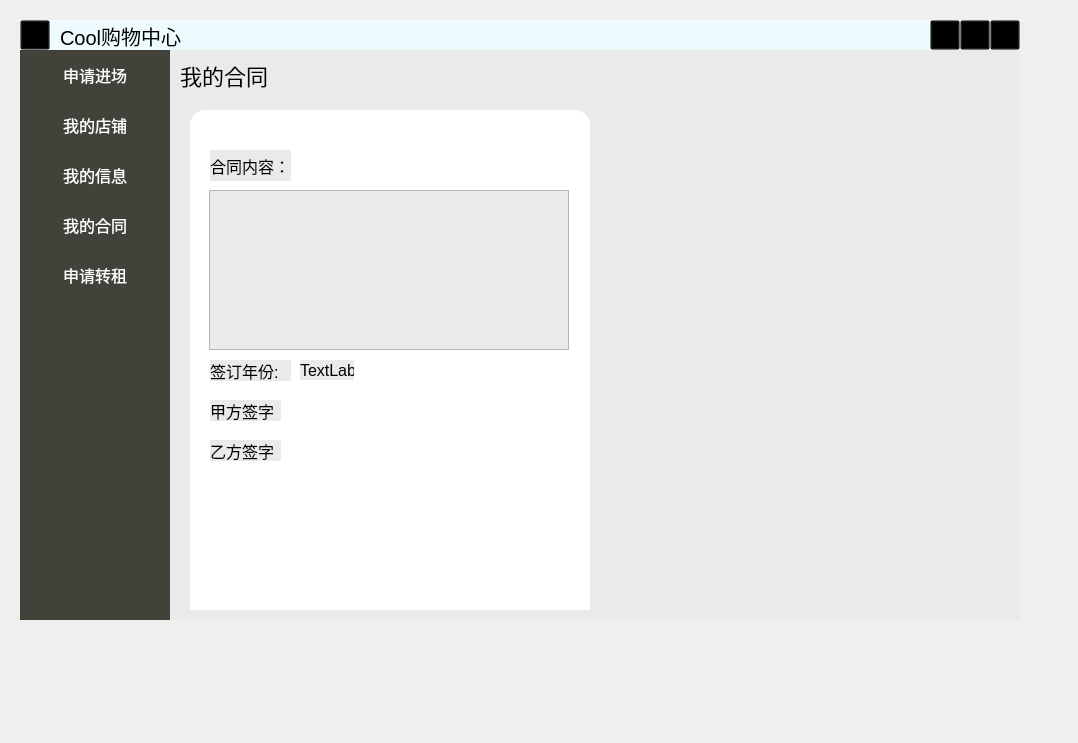
This is src/GUI/ProprietorWindow/UI/Ui_ProprietorWindow.ui in shulip/ShoppingMallSystem as Qt 5 draws it before an edit. The edited form follows.
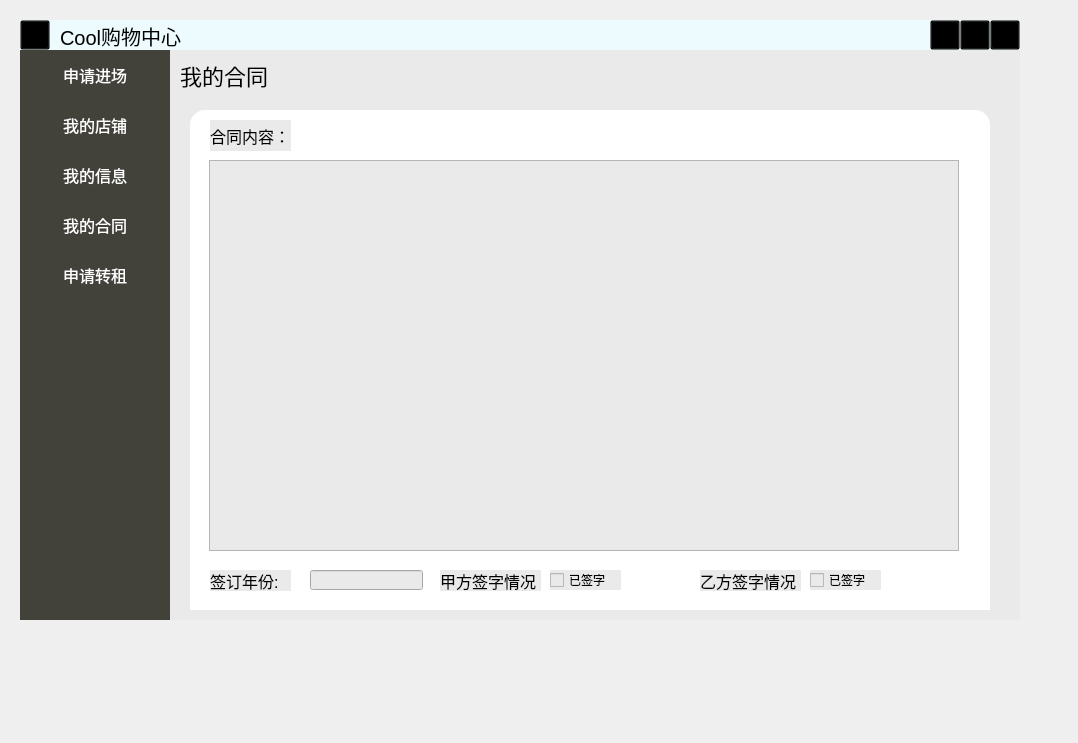
This is the edited form. The open tabs and pages were chosen to show the change. Icons and pictures are not drawn.

What changed in the file:
```diff
--- a/src/GUI/ProprietorWindow/UI/Ui_ProprietorWindow.ui
+++ b/src/GUI/ProprietorWindow/UI/Ui_ProprietorWindow.ui
@@ -1833,7 +1833,7 @@
        <rect>
         <x>20</x>
         <y>60</y>
-        <width>400</width>
+        <width>800</width>
         <height>500</height>
        </rect>
       </property>
@@ -1855,9 +1855,9 @@
        <property name="geometry">
         <rect>
          <x>19</x>
-         <y>80</y>
-         <width>360</width>
-         <height>160</height>
+         <y>50</y>
+         <width>750</width>
+         <height>391</height>
         </rect>
        </property>
        <property name="readOnly">
@@ -1868,7 +1868,7 @@
        <property name="geometry">
         <rect>
          <x>20</x>
-         <y>40</y>
+         <y>10</y>
          <width>81</width>
          <height>31</height>
         </rect>
@@ -1881,7 +1881,7 @@
        <property name="geometry">
         <rect>
          <x>20</x>
-         <y>250</y>
+         <y>460</y>
          <width>81</width>
          <height>21</height>
         </rect>
@@ -1890,43 +1890,75 @@
         <string>签订年份:</string>
        </property>
       </widget>
-      <widget class="QLabel" name="rentTime">
-       <property name="geometry">
-        <rect>
-         <x>110</x>
-         <y>250</y>
-         <width>54</width>
-         <height>20</height>
-        </rect>
-       </property>
-       <property name="text">
-        <string>TextLabel</string>
-       </property>
-      </widget>
       <widget class="QLabel" name="label_8">
        <property name="geometry">
         <rect>
-         <x>20</x>
-         <y>290</y>
-         <width>71</width>
+         <x>250</x>
+         <y>460</y>
+         <width>101</width>
          <height>21</height>
         </rect>
        </property>
        <property name="text">
-        <string>甲方签字</string>
+        <string>甲方签字情况</string>
        </property>
       </widget>
       <widget class="QLabel" name="label_10">
        <property name="geometry">
         <rect>
-         <x>20</x>
-         <y>330</y>
-         <width>71</width>
+         <x>510</x>
+         <y>460</y>
+         <width>101</width>
          <height>21</height>
         </rect>
        </property>
        <property name="text">
-        <string>乙方签字</string>
+        <string>乙方签字情况</string>
+       </property>
+      </widget>
+      <widget class="QCheckBox" name="ASigned">
+       <property name="geometry">
+        <rect>
+         <x>360</x>
+         <y>460</y>
+         <width>71</width>
+         <height>20</height>
+        </rect>
+       </property>
+       <property name="text">
+        <string>已签字</string>
+       </property>
+       <property name="checkable">
+        <bool>false</bool>
+       </property>
+      </widget>
+      <widget class="QCheckBox" name="BSigned">
+       <property name="geometry">
+        <rect>
+         <x>620</x>
+         <y>460</y>
+         <width>71</width>
+         <height>20</height>
+        </rect>
+       </property>
+       <property name="text">
+        <string>已签字</string>
+       </property>
+       <property name="checkable">
+        <bool>false</bool>
+       </property>
+      </widget>
+      <widget class="QLineEdit" name="rentTime">
+       <property name="geometry">
+        <rect>
+         <x>120</x>
+         <y>460</y>
+         <width>113</width>
+         <height>20</height>
+        </rect>
+       </property>
+       <property name="readOnly">
+        <bool>true</bool>
        </property>
       </widget>
      </widget>
```
Left out of the diff: 4 changed lines with no effect on the pictures.
